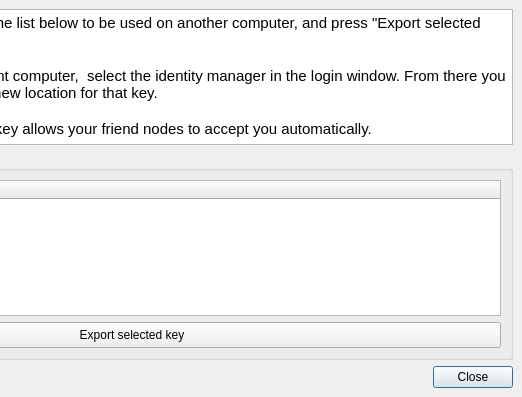
Qt form retroshare-gui/src/gui/profile/ProfileManager.ui (RetroShare/RetroShare) before a commit; both pictures show x 258 to 780 and y 0 to 397 of the 780 by 397 pixel window.
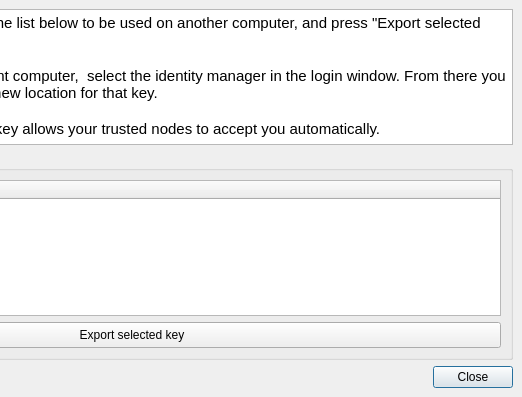
The same form after that commit. Icons and pictures are not drawn. Custom widgets are drawn as their Qt base class.

Commit message: substitute friend to trusted node in some ui files

```diff
--- a/retroshare-gui/src/gui/profile/ProfileManager.ui
+++ b/retroshare-gui/src/gui/profile/ProfileManager.ui
@@ -59,7 +59,7 @@
 &lt;p style=&quot;-qt-paragraph-type:empty; margin-top:0px; margin-bottom:0px; margin-left:0px; margin-right:0px; -qt-block-indent:0; text-indent:0px;&quot;&gt;&lt;br /&gt;&lt;/p&gt;
 &lt;p style=&quot; margin-top:0px; margin-bottom:0px; margin-left:0px; margin-right:0px; -qt-block-indent:0; text-indent:0px;&quot;&gt;To create a new location on a different computer,  select the identity manager in the login window. From there you can import the key file and create a new location for that key. &lt;/p&gt;
 &lt;p style=&quot;-qt-paragraph-type:empty; margin-top:0px; margin-bottom:0px; margin-left:0px; margin-right:0px; -qt-block-indent:0; text-indent:0px;&quot;&gt;&lt;br /&gt;&lt;/p&gt;
-&lt;p style=&quot; margin-top:0px; margin-bottom:0px; margin-left:0px; margin-right:0px; -qt-block-indent:0; text-indent:0px;&quot;&gt;Creating a new node with the same key allows your friend nodes to accept you automatically.&lt;/p&gt;&lt;/body&gt;&lt;/html&gt;</string>
+&lt;p style=&quot; margin-top:0px; margin-bottom:0px; margin-left:0px; margin-right:0px; -qt-block-indent:0; text-indent:0px;&quot;&gt;Creating a new node with the same key allows your trusted nodes to accept you automatically.&lt;/p&gt;&lt;/body&gt;&lt;/html&gt;</string>
         </property>
        </widget>
       </item>
```
The commit also changes 9 other files.
